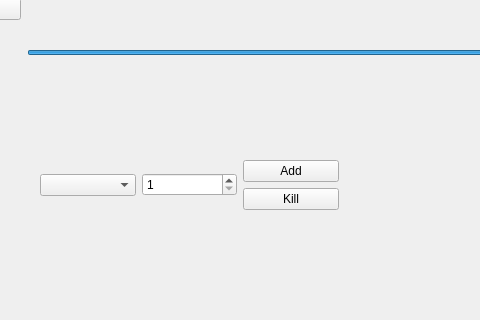
This is EconomicEngineDebugGUI/EconomicEngineDebugGUI.ui in ZeCroque/EconomicEngine as Qt 5 draws it before an edit; both pictures show x 321 to 801 and y 280 to 600 of the 1200 by 600 pixel window. The edited form follows.
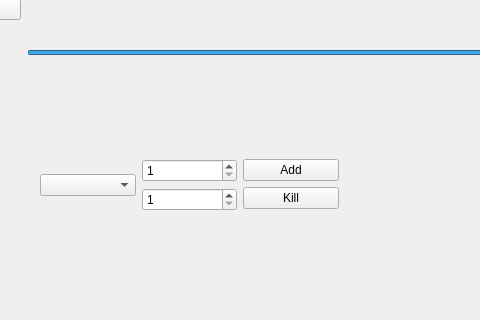
This is the edited form. Custom widgets are drawn as their Qt base class.

Commit message: Feat -> Add: Finish features

Diff of the .ui file:
```diff
--- a/EconomicEngineDebugGUI/EconomicEngineDebugGUI.ui
+++ b/EconomicEngineDebugGUI/EconomicEngineDebugGUI.ui
@@ -269,13 +269,6 @@
      </rect>
     </property>
     <layout class="QGridLayout" name="gridLayout">
-     <item row="0" column="1">
-      <widget class="QSpinBox" name="sBKill">
-       <property name="minimum">
-        <number>1</number>
-       </property>
-      </widget>
-     </item>
      <item row="0" column="0">
       <widget class="QComboBox" name="cBKill"/>
      </item>
@@ -297,6 +290,24 @@
        </item>
       </layout>
      </item>
+     <item row="0" column="1">
+      <layout class="QVBoxLayout" name="verticalLayout_2">
+       <item>
+        <widget class="QSpinBox" name="sBAdd">
+         <property name="minimum">
+          <number>1</number>
+         </property>
+        </widget>
+       </item>
+       <item>
+        <widget class="QSpinBox" name="sBKill">
+         <property name="minimum">
+          <number>1</number>
+         </property>
+        </widget>
+       </item>
+      </layout>
+     </item>
     </layout>
    </widget>
    <widget class="QWidget" name="gridLayoutWidget_2">
```
Left out of the diff: 1 changed line with no effect on the pictures. The commit also changes 2 other files.
